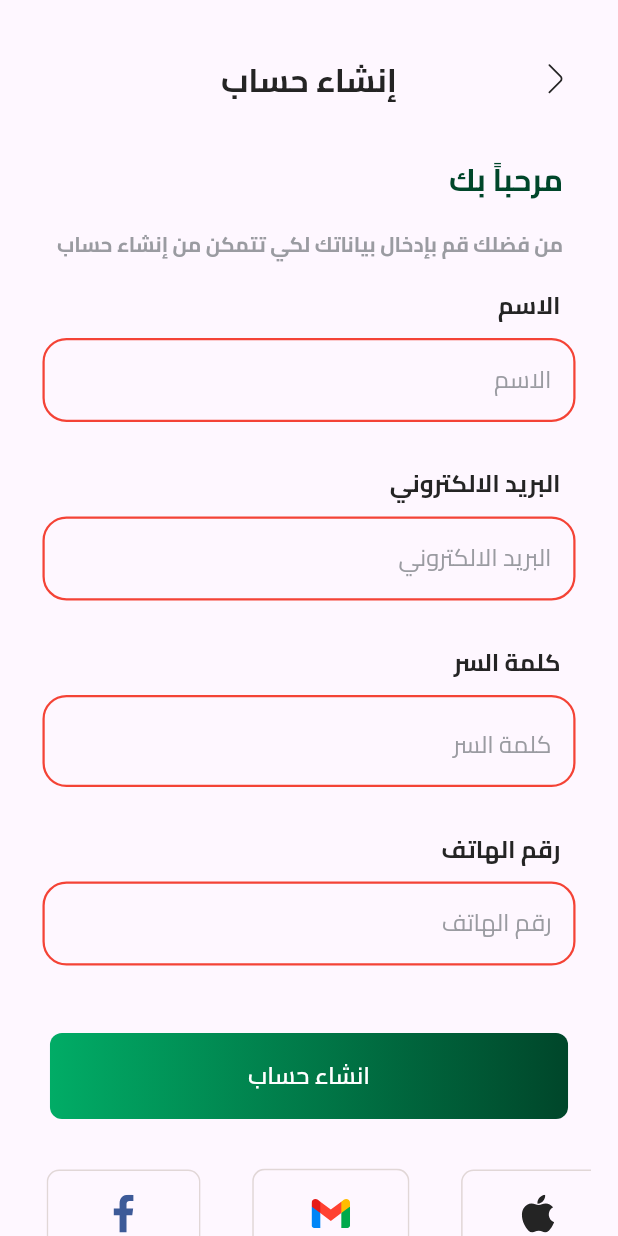
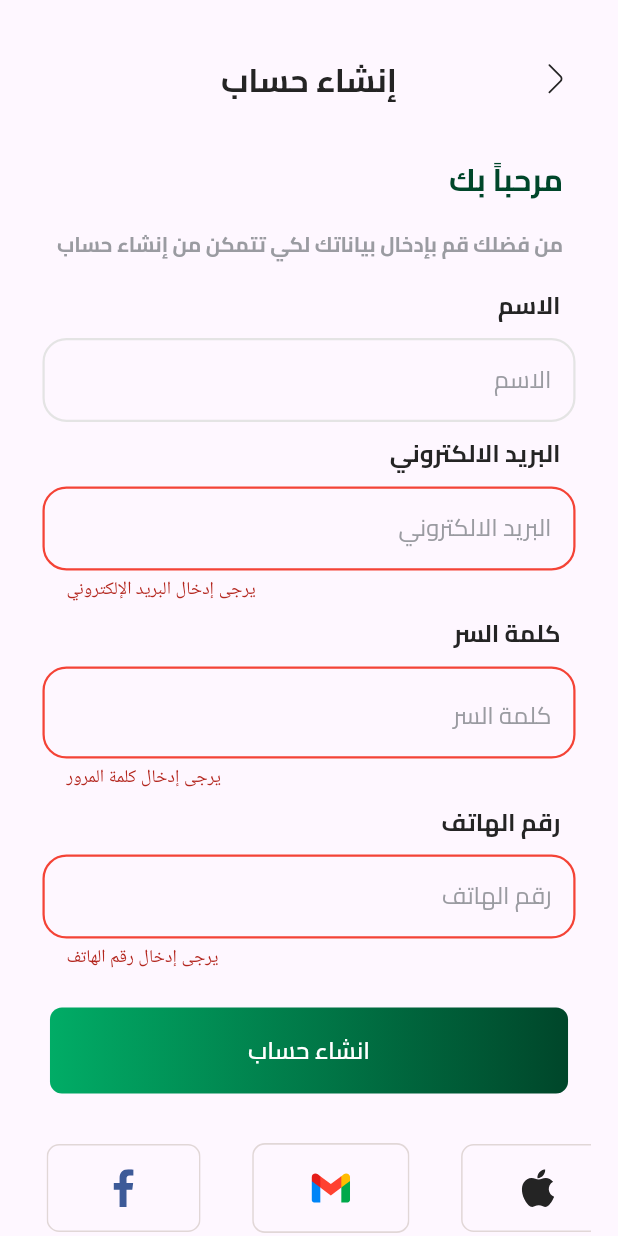
Before and after one commit to ahmedabdelkrim125/alamashi, a Flutter app: the SignUpPage screen opened by its route, after a tap on "انشاء حساب", on a phone screen of 412 x 824 dp. Run offline on Flutter 3.47's test engine with Material 3 defaults, Android fonts, the phone set to English and light mode, and no system bars; our stand-ins replace bloc, dio, dots_indicator, equatable, flutter_bloc, flutter_screenutil and 4 more; missing offline and left inert: svg_flutter; accounts and stored records are empty.

```diff
--- a/analysis_options.yaml
+++ b/analysis_options.yaml
@@ -11,6 +11,7 @@ analyzer:
   errors:
     use_build_context_synchronously: ignore
     must_call_super: ignore
+    unused_element: ignore
 include: package:flutter_lints/flutter.yaml
 
 linter:
--- a/lib/core/utils/show_snackbar.dart
+++ b/lib/core/utils/show_snackbar.dart
@@ -9,6 +9,7 @@ void showCustomSnackBar({
 }) {
   ScaffoldMessenger.of(context).showSnackBar(
     SnackBar(
+      behavior: SnackBarBehavior.floating,
       backgroundColor: backgroundColor,
       content: Text(
         message,
--- /dev/null
+++ b/lib/core/utils/validators.dart
@@ -0,0 +1,52 @@
+class AppValidators {
+  static String? validateNotEmpty(String? value) {
+    if (value == null || value.trim().isEmpty) {
+      return 'هذا الحقل مطلوب';
+    }
+    return null;
+  }
+  static String? validateEgyptianPhoneNumber(String? value) {
+    if (value == null || value.isEmpty) {
+      return 'يرجى إدخال رقم الهاتف';
+    }
+    if (value.length  !=11) {
+       return 'يجب أن يكون الرقم مكون من 11 رقم';
+    }
+    if (!RegExp(r'^(010|011|012|015)').hasMatch(value)) {
+      return 'يجب أن يبدأ الرقم بـ 010, 011, 012, أو 015';
+  }
+  return null;
+  }
+
+  static String? validatePassword(String? value){
+    if (value == null || value.isEmpty) {
+      return 'يرجى إدخال كلمة المرور';
+    }
+    if (value.length <6) {
+        return 'يجب أن تكون كلمة المرور 6 أحرف على الأقل';
+    }
+    if (!value.contains(RegExp(r'[A-Z]'))) {
+      return 'يجب أن تحتوي على حرف كبير واحد على الأقل';
+    }
+    if (!value.contains(RegExp(r'[0-9]'))) {
+      return 'يجب أن تحتوي على رقم واحد على الأقل';
+    }
+    if (!value.contains(RegExp(r'[!@#$%^&*]'))) {
+      return 'يجب أن تحتوي على علامة ترقيم واحدة على الأقل';
+    }
+    return null;
+  }
+  static String? validateEmail(String? value) {
+    if (value == null || value.isEmpty) {
+      return 'يرجى إدخال البريد الإلكتروني';
+    }
+
+    final emailRegex = RegExp(
+      r'^[a-zA-Z0-9._%+-]+@[a-zA-Z0-9.-]+\.[a-zA-Z]{2,}$',
+    );
+    if (!emailRegex.hasMatch(value)) {
+      return 'صيغة البريد الإلكتروني غير صحيحة';
+    }
+    return null;
+  }
+}
--- a/lib/features/auth/presentation/view/Widgets/custom_form_text_field.dart
+++ b/lib/features/auth/presentation/view/Widgets/custom_form_text_field.dart
@@ -8,13 +8,13 @@ class CustomFormTextField extends StatelessWidget {
     required this.texthit,
     required this.textLable,
     this.prefix,
-    required this.controller,
+    required this.controller, this.validator,
   });
   final String texthit;
   final String textLable;
   final Widget? prefix;
   final TextEditingController controller;
-
+final String? Function(String?)? validator;
   @override
   Widget build(BuildContext context) {
     return Column(
@@ -27,12 +27,13 @@ class CustomFormTextField extends StatelessWidget {
         CustomTextField(
           prefix: prefix,
           controller: controller,
-          validator: (value) {
-            if (value == null || value.isEmpty) {
-              return '';
-            }
-            return null;
-          },
+          // validator: (value) {
+          //   if (value == null || value.isEmpty) {
+          //     return '';
+          //   }
+          //   return null;
+          // },
+          validator: validator,
           texthit: texthit,
         ),
       ],
--- a/lib/features/auth/presentation/view/Widgets/login_widgets/login_email_field.dart
+++ b/lib/features/auth/presentation/view/Widgets/login_widgets/login_email_field.dart
@@ -1,3 +1,4 @@
+import 'package:egyptian_supermaekat/core/utils/validators.dart';
 import 'package:egyptian_supermaekat/features/auth/presentation/view/Widgets/custom_form_text_field.dart';
 import 'package:flutter/material.dart';
 
@@ -10,6 +11,7 @@ class LoginEmailField extends StatelessWidget {
       controller: controller,
       textLable: 'البريد الالكتروني',
       texthit: 'البريد الالكتروني',
+      validator: AppValidators.validateEmail,
     );
   }
 }
--- a/lib/features/auth/presentation/view/Widgets/login_widgets/login_password_field.dart
+++ b/lib/features/auth/presentation/view/Widgets/login_widgets/login_password_field.dart
@@ -1,4 +1,5 @@
 import 'package:egyptian_supermaekat/core/utils/app_images.dart';
+import 'package:egyptian_supermaekat/core/utils/validators.dart';
 import 'package:egyptian_supermaekat/features/auth/presentation/view/Widgets/custom_form_text_field.dart';
 import 'package:flutter/material.dart';
 import 'package:flutter_screenutil/flutter_screenutil.dart';
@@ -18,6 +19,7 @@ class LoginPasswordField extends StatelessWidget {
       ),
       textLable: 'كلمة السر',
       texthit: 'كلمة السر',
+      validator: AppValidators.validateNotEmpty,
     );
   }
 }
--- a/lib/features/auth/presentation/view/Widgets/signup_widgets/sign_up_email_field.dart
+++ b/lib/features/auth/presentation/view/Widgets/signup_widgets/sign_up_email_field.dart
@@ -1,3 +1,4 @@
+import 'package:egyptian_supermaekat/core/utils/validators.dart';
 import 'package:flutter/material.dart';
 import 'package:egyptian_supermaekat/features/auth/presentation/view/Widgets/custom_form_text_field.dart';
 
@@ -10,6 +11,7 @@ class SignUpEmailField extends StatelessWidget {
       controller: controller,
       textLable: 'البريد الالكتروني',
       texthit: 'البريد الالكتروني',
+       validator: AppValidators.validateEmail,
     );
   }
 }
--- a/lib/features/auth/presentation/view/Widgets/signup_widgets/sign_up_password_field.dart
+++ b/lib/features/auth/presentation/view/Widgets/signup_widgets/sign_up_password_field.dart
@@ -1,3 +1,4 @@
+import 'package:egyptian_supermaekat/core/utils/validators.dart';
 import 'package:flutter/material.dart';
 import 'package:flutter_screenutil/flutter_screenutil.dart';
 import 'package:flutter_svg/svg.dart';
@@ -18,6 +19,7 @@ class SignUpPasswordField extends StatelessWidget {
       ),
       textLable: 'كلمة السر',
       texthit: 'كلمة السر',
+       validator: AppValidators.validatePassword,
     );
   }
 }
--- a/lib/features/auth/presentation/view/Widgets/signup_widgets/sign_up_phone_number_field.dart
+++ b/lib/features/auth/presentation/view/Widgets/signup_widgets/sign_up_phone_number_field.dart
@@ -1,3 +1,4 @@
+import 'package:egyptian_supermaekat/core/utils/validators.dart';
 import 'package:flutter/material.dart';
 import 'package:egyptian_supermaekat/features/auth/presentation/view/Widgets/custom_form_text_field.dart';
 
@@ -10,6 +11,7 @@ class SignPhoneNumberField extends StatelessWidget {
       controller: controller,
       textLable: 'رقم الهاتف ',
       texthit: 'رقم الهاتف',
+      validator: AppValidators.validateEgyptianPhoneNumber,
     );
   }
 }
--- a/lib/main.dart
+++ b/lib/main.dart
@@ -18,7 +18,7 @@ void main() async {
           create: (context) =>
               AuthCubit(AuthRepoImplement(DioConsumer(dio: Dio()))),
         ),
-        // ممكن تضيف Cubits تانية هنا
+
       ],
       child: ScreenUtilInit(
         designSize: const Size(360, 690),
```
Also changed, not shown: lib/core/errors/exceptions.dart (+20 -19 lines), lib/features/auth/presentation/view/Widgets/login_widgets/login_page_body.dart (+5 -3 lines), lib/features/auth/presentation/view/Widgets/signup_widgets/sign_up_body_page.dart (+6 -4 lines), lib/features/auth/presentation/viewmodel/auth_cubit.dart (+37 -2 lines), 1 other file.
